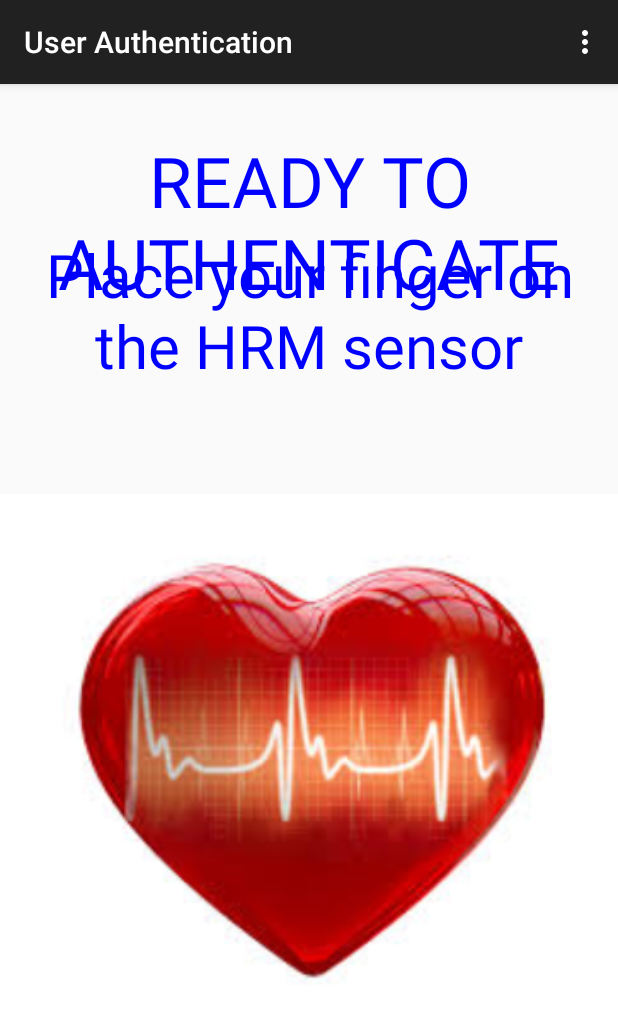
After one commit to vadimgore/FashionConcierge, an Android app: the UserAuthActivity screen opened directly, with no data from a screen before it, on a phone screen of 412 x 824 dp. The commit adds this screen. Shown: the top 1019 px of the screen. Run offline under Robolectric (Android 15) with nearby library versions, the phone set to English and light mode, and no system bars; 2 statements that could not run were skipped.

Commit message:
Fashion Concierge

```diff
--- a/app/build.gradle
+++ b/app/build.gradle
@@ -23,6 +23,5 @@ android {
 dependencies {
     compile fileTree(dir: 'libs', include: ['*.jar'])
     compile project(':bleshSDKLib')
-    compile project(':core-sdk-lib-release')
     compile 'com.android.support:appcompat-v7:19+'
 }
--- /dev/null
+++ b/app/src/main/java/com/ndg/intel/fashionconcierge/UserAuthActivity.java
@@ -0,0 +1,65 @@
+package com.ndg.intel.fashionconcierge;
+
+import android.support.v7.app.ActionBarActivity;
+import android.os.Bundle;
+import android.view.Menu;
+import android.view.MenuItem;
+import android.view.View;
+import android.widget.ImageView;
+import android.widget.TextView;
+
+import org.json.JSONException;
+import org.json.JSONObject;
+
+import java.util.UUID;
+
+
+public class UserAuthActivity extends ActionBarActivity {
+
+    @Override
+    protected void onCreate(Bundle savedInstanceState) {
+        super.onCreate(savedInstanceState);
+        setContentView(R.layout.activity_user_auth);
+
+        ImageView userAuthImage = (ImageView) findViewById(R.id.user_auth_image);
+        userAuthImage.setImageResource(R.drawable.heart);
+
+        final StoreAssociate associate = getStoreAssociate();
+
+    }
+
+
+    @Override
+    public boolean onCreateOptionsMenu(Menu menu) {
+        // Inflate the menu; this adds items to the action bar if it is present.
+        getMenuInflater().inflate(R.menu.menu_user_auth, menu);
+        return true;
+    }
+
+    @Override
+    public boolean onOptionsItemSelected(MenuItem item) {
+        // Handle action bar item clicks here. The action bar will
+        // automatically handle clicks on the Home/Up button, so long
+        // as you specify a parent activity in AndroidManifest.xml.
+        int id = item.getItemId();
+
+        //noinspection SimplifiableIfStatement
+        if (id == R.id.action_settings) {
+            return true;
+        }
+
+        return super.onOptionsItemSelected(item);
+    }
+
+    private StoreAssociate getStoreAssociate() {
+        StoreAssociate associate = null;
+        try {
+            JSONObject obj = new JSONObject(getIntent().getStringExtra("JSON"));
+            associate = new StoreAssociate(obj.getString("name"),
+                    UUID.fromString(obj.getString("uuid")));
+        } catch (JSONException e) {
+
+        }
+        return associate;
+    }
+}
--- /dev/null
+++ b/app/src/main/res/layout-land/activity_user_auth.xml
@@ -0,0 +1,39 @@
+<?xml version="1.0" encoding="utf-8"?>
+<RelativeLayout xmlns:android="http://schemas.android.com/apk/res/android"
+    android:layout_width="match_parent"
+    android:layout_height="match_parent"
+    android:orientation="vertical"
+    android:background="@color/transparent">
+
+    <TextView
+        android:id="@+id/user_auth_state"
+        android:layout_width="match_parent"
+        android:layout_height="match_parent"
+        android:gravity="center_horizontal"
+        android:layout_marginTop="50px"
+        android:text="@string/user_auth_state_ready"
+        android:textColor="@color/blue"
+        android:textSize="50px" >
+    </TextView>
+
+    <TextView
+        android:id="@+id/user_auth_ready"
+        android:text="@string/user_auth_start_label"
+        android:gravity="center_horizontal"
+        android:layout_marginTop="150px"
+        android:textSize="45px"
+        android:layout_width="match_parent"
+        android:layout_height="match_parent"
+        android:textColor="@color/blue">
+    </TextView>
+
+    <ImageView
+        android:id="@+id/user_auth_image"
+        android:layout_width="wrap_content"
+        android:layout_height="wrap_content"
+        android:layout_marginTop="250px">
+        android:gravity="center"
+        android:scaleType="center"
+    </ImageView>
+
+</RelativeLayout>
--- /dev/null
+++ b/app/src/main/res/layout/activity_user_auth.xml
@@ -0,0 +1,41 @@
+<?xml version="1.0" encoding="utf-8"?>
+<RelativeLayout xmlns:android="http://schemas.android.com/apk/res/android"
+    android:layout_width="match_parent"
+    android:layout_height="match_parent"
+    android:orientation="vertical"
+    android:background="@color/transparent">
+
+    <TextView
+        android:id="@+id/user_auth_state"
+        android:layout_width="match_parent"
+        android:layout_height="match_parent"
+        android:gravity="center_horizontal"
+        android:layout_marginTop="50px"
+        android:text="@string/user_auth_state_ready"
+        android:textColor="@color/blue"
+        android:textSize="70px" >
+    </TextView>
+
+    <TextView
+        android:id="@+id/user_auth_ready"
+        android:text="@string/user_auth_start_label"
+        android:gravity="center_horizontal"
+        android:layout_marginTop="150px"
+        android:textSize="60px"
+        android:layout_width="match_parent"
+        android:layout_height="match_parent"
+        android:textColor="@color/blue">
+    </TextView>
+
+    <ImageView
+        android:id="@+id/user_auth_image"
+        android:layout_width="match_parent"
+        android:layout_height="match_parent"
+        android:layout_marginTop="200px">
+        android:gravity="center"
+        android:adjustViewBounds="true"
+        android:layout_centerInParent="true"
+        android:scaleType="fitCenter"
+    </ImageView>
+
+</RelativeLayout>
--- a/app/src/main/res/menu/menu_user_prompt.xml
+++ b/app/src/main/res/menu/menu_user_auth.xml
@@ -1,7 +1,7 @@
 <menu xmlns:android="http://schemas.android.com/apk/res/android"
     xmlns:app="http://schemas.android.com/apk/res-auto"
     xmlns:tools="http://schemas.android.com/tools"
-    tools:context="com.ndg.intel.fashionconcierge.UserPromptActivity">
+    tools:context="com.ndg.intel.fashionconcierge.UserAuthActivity">
     <item android:id="@+id/action_settings" android:title="@string/action_settings"
         android:orderInCategory="100" app:showAsAction="never" />
 </menu>
--- a/app/src/main/res/values/strings.xml
+++ b/app/src/main/res/values/strings.xml
@@ -4,5 +4,11 @@
     <string name="app_name">Fashion Concierge</string>
     <string name="hello_world">Hello world!</string>
     <string name="action_settings">Settings</string>
-    <string name="title_activity_user_prompt">UserPromptActivity</string>
+    <string name="title_activity_user_auth">User Authentication</string>
+
+    <string name="user_auth_state_ready">READY TO AUTHENTICATE</string>
+    <string name="user_auth_start_label">Place your finger on the HRM sensor</string>
+    <string name="user_auth_processing_label">Authenticating...</string>
+    <string name="user_auth_done_label">Authentication complete</string>
+
 </resources>
--- a/settings.gradle
+++ b/settings.gradle
@@ -1,2 +1,2 @@
-include ':app', ':core-sdk-lib-release'
+include ':app'
 include ':bleshSDKLib'
```
Also changed, not shown: app/src/main/AndroidManifest.xml (+5 -4 lines), app/src/main/java/com/ndg/intel/fashionconcierge/CustomListViewAdapter.java (deleted, +0 -44 lines), app/src/main/java/com/ndg/intel/fashionconcierge/MainActivity.java (+14 -34 lines), app/src/main/java/com/ndg/intel/fashionconcierge/StoreAssociate.java (+5 -9 lines), app/src/main/java/com/ndg/intel/fashionconcierge/UserPromptActivity.java (deleted, +0 -37 lines), app/src/main/res/layout/activity_user_prompt.xml (deleted, +0 -60 lines), app/src/main/res/values/colors.xml (added, +16 -0 lines), app/src/main/res/drawable/heart.jpg (added), 3 other files.
